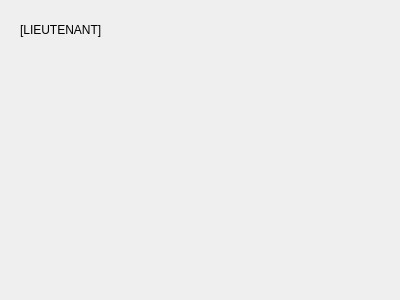
Qt form ConsolePanelWidget.ui (bondanocho123/lassomoir) before a commit.
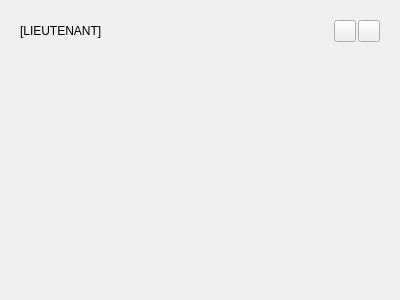
The same form after that commit.

Commit message:
feat: panel Lieutenant bisa disembunyikan, dipin, atau diciutkan jadi tab penanda buku di tepi kanan
- Tombol pin dan × di kepala panel; View > Lieutenant memunculkannya lagi
- Pin dilepas: panel jadi tab tegak "Lieutenant" (diputar 90° ke kiri, seukuran caption);
  hover/klik menampilkan panel menimpa board tanpa menggesernya
- SidePanelDock + VerticalTabButton baru; animasi sidebar tidak lagi menyimpan lebar pane lain
- tst_gui diperbaiki agar bisa dibangun lagi sesudah merge kanvas, plus empat test baru

What changed in the file:
```diff
--- a/ConsolePanelWidget.ui
+++ b/ConsolePanelWidget.ui
@@ -55,6 +55,72 @@
       <item>
        <widget class="QLabel" name="labelLiveIndicator"/>
       </item>
+      <item>
+       <layout class="QHBoxLayout" name="headerButtonsLayout">
+        <property name="spacing">
+         <number>2</number>
+        </property>
+        <item>
+         <widget class="QPushButton" name="btnConsolePin">
+          <property name="minimumSize">
+           <size>
+            <width>22</width>
+            <height>22</height>
+           </size>
+          </property>
+          <property name="maximumSize">
+           <size>
+            <width>22</width>
+            <height>22</height>
+           </size>
+          </property>
+          <property name="cursor">
+           <cursorShape>PointingHandCursor</cursorShape>
+          </property>
+          <property name="text">
+           <string/>
+          </property>
+          <property name="iconSize">
+           <size>
+            <width>14</width>
+            <height>14</height>
+           </size>
+          </property>
+         </widget>
+        </item>
+        <item>
+         <widget class="QPushButton" name="btnConsoleClose">
+          <property name="minimumSize">
+           <size>
+            <width>22</width>
+            <height>22</height>
+           </size>
+          </property>
+          <property name="maximumSize">
+           <size>
+            <width>22</width>
+            <height>22</height>
+           </size>
+          </property>
+          <property name="cursor">
+           <cursorShape>PointingHandCursor</cursorShape>
+          </property>
+          <property name="toolTip">
+           <string>Sembunyikan panel (tampilkan lagi lewat View &gt; Lieutenant)</string>
+          </property>
+          <property name="text">
+           <string/>
+          </property>
+          <property name="iconSize">
+           <size>
+            <width>12</width>
+            <height>12</height>
+           </size>
+          </property>
+         </widget>
+        </item>
+       </layout>
+      </item>
      </layout>
     </widget>
    </item>
```
The commit also changes 17 other files.
